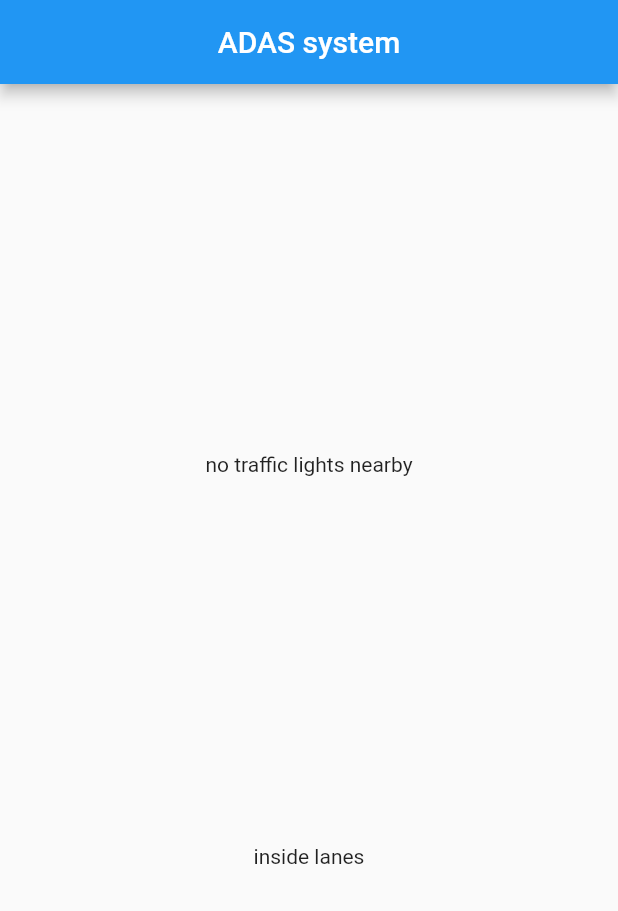
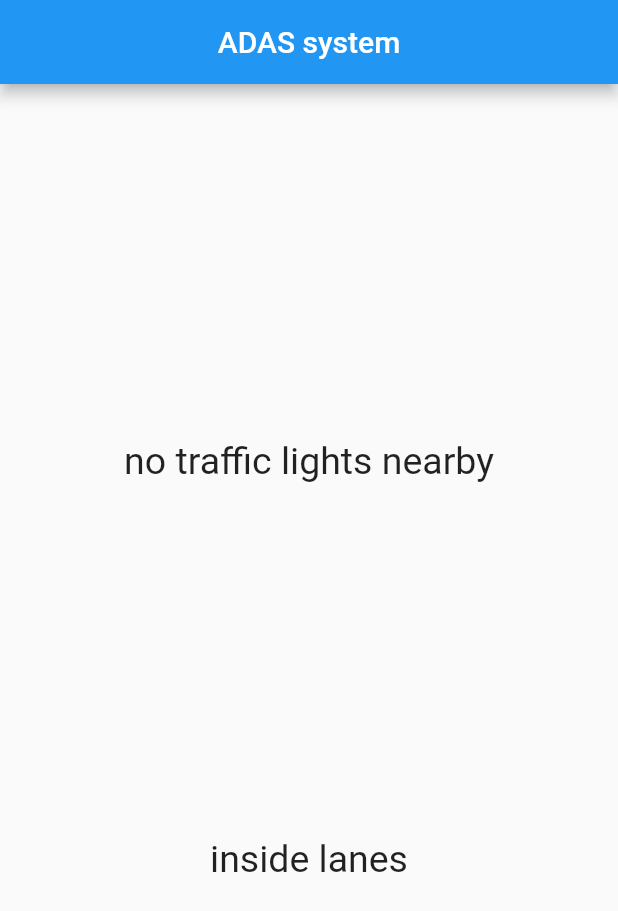
Before and after one commit to entc17fyp6/Driver_warinig_USB_mobile_app, a Flutter app: the screen it shows after launch, on a phone screen of 412 x 824 dp. Shown: the top 911 px of the screen. Run offline on Flutter 3.47's test engine with Material 2 defaults, Android fonts, the phone set to English and light mode, and no system bars; our stand-ins replace just_audio, permission_handler; missing offline and left inert: external_path.

Commit message:
finished designing

```diff
--- a/lib/main.dart
+++ b/lib/main.dart
@@ -195,6 +195,38 @@ class _MyHomePageState extends State<MyHomePage> {
     super.dispose();
 
   }
+  // void _pushSaved() {
+  //   Navigator.of(context).push(
+  //     // Add lines from here...
+  //     MaterialPageRoute<void>(
+  //       builder: (context) {
+  //         final tiles = _saved.map(
+  //               (pair) {
+  //             return ListTile(
+  //               title: Text(
+  //                 pair.asPascalCase,
+  //                 style: _biggerFont,
+  //               ),
+  //             );
+  //           },
+  //         );
+  //         final divided = tiles.isNotEmpty
+  //             ? ListTile.divideTiles(
+  //           context: context,
+  //           tiles: tiles,
+  //         ).toList()
+  //             : <Widget>[];
+  //
+  //         return Scaffold(
+  //           appBar: AppBar(
+  //             title: const Text('Saved Suggestions'),
+  //           ),
+  //           body: ListView(children: divided),
+  //         );
+  //       },
+  //     ), // ...to here.
+  //   );
+  // }
 
   @override
   Widget build(BuildContext context) {
@@ -202,20 +234,36 @@ class _MyHomePageState extends State<MyHomePage> {
       appBar: AppBar(
         centerTitle: true,
         title: Text(widget.title),
+        // actions: [
+        //   IconButton(
+        //     icon: const Icon(Icons.list),
+        //     // onPressed: _pushSaved,
+        //     tooltip: 'Saved Suggestions',
+        //   ),
+        // ],
       ),
       body: Center(
         child: Column(
           mainAxisAlignment: MainAxisAlignment.spaceEvenly,
 
           children: [
-            Text(_traffic_light_warning_text),
+            Text(_traffic_light_warning_text,
+              style: const TextStyle(
+              fontSize: 25,
+              ),
+            ),
             if (show_traffic_light_img)...[
               Image.asset(
                 'assets/images/traffic_light.png',
                 width: 200,
               ),
             ],
-            Text(_lane_departure_warning_text),
+            Text(
+                _lane_departure_warning_text,
+              style: const TextStyle(
+                  fontSize: 25,
+              ),
+            ),
             if(show_lane_departure_warning_img)...[
               if (_lane_beta > 0)...[
                 Image.asset(
```
Also changed, not shown: 2 other files.
